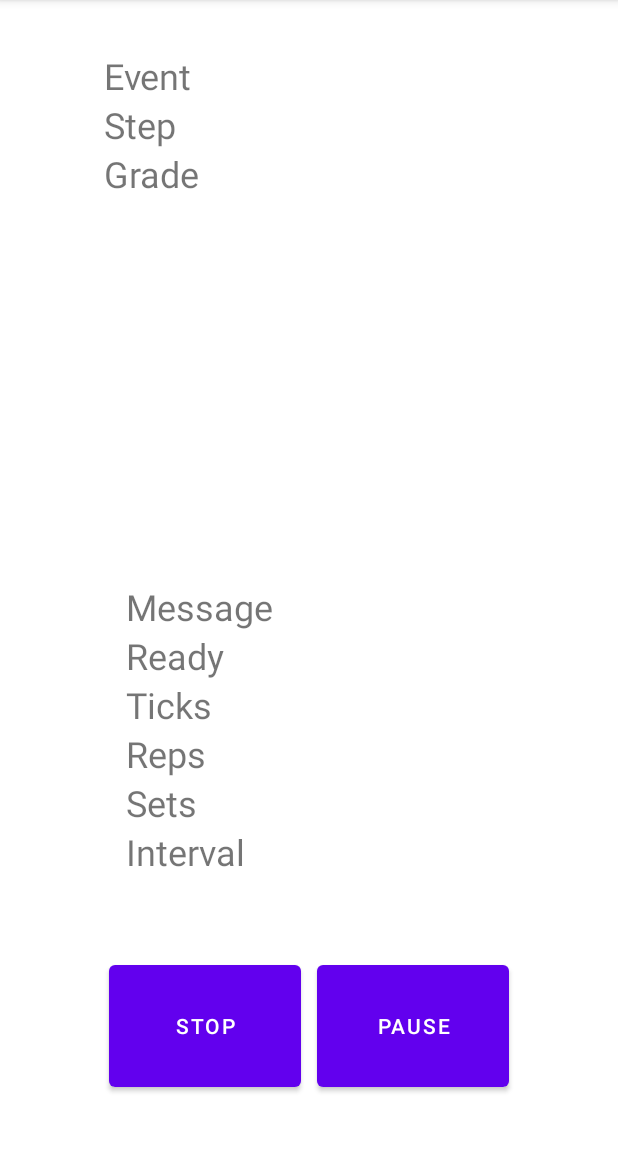
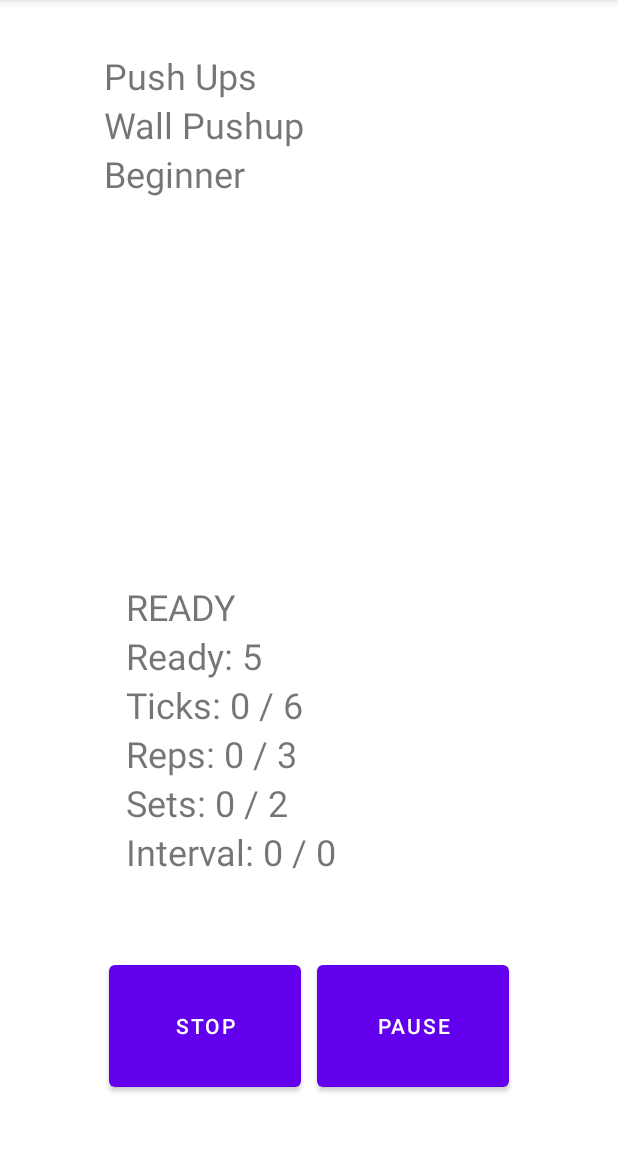
Before and after one commit to atarukodaka/CCManager, an Android app: the ExerciseActivity screen opened directly, with no data from a screen before it, on a phone screen of 412 x 824 dp, the part 84-1236 px from its top. Run offline under Robolectric (Android 15) with nearby library versions, the phone set to English and light mode, and no system bars.

Commit message:
exercise task

```diff
--- a/app/src/main/java/com/example/ccmanager/ExerciseActivity.kt
+++ b/app/src/main/java/com/example/ccmanager/ExerciseActivity.kt
@@ -10,10 +10,12 @@ import android.util.Log
 import android.view.View
 import androidx.annotation.RequiresApi
 import kotlinx.android.synthetic.main.activity_exercise.*
+import java.io.Serializable
 import java.lang.Math.round
 import java.sql.Time
 import java.time.LocalDateTime
 import java.time.format.DateTimeFormatter
+
 
 //////////////////////////////////////////////////////////////////
 class ExerciseActivity : AppCompatActivity() {
@@ -21,10 +23,15 @@ class ExerciseActivity : AppCompatActivity() {
        // var sound :SoundController = SoundController()
     }
     lateinit var timer: CountDownTimer
-    lateinit var exerciseData: ExerciseData
+    //lateinit var exerciseData: ExerciseData
+    lateinit var task: ExerciseTask
+    var interval: Int = 0
     var state = ExerciseState()
     var sound = SoundController()
     var millisResume : Long = 0
+    var totalSec: Int = 0
+    var readyCount = 6
+    var tickCount = 6
 
     @RequiresApi(Build.VERSION_CODES.LOLLIPOP)
     override fun onCreate(savedInstanceState: Bundle?) {
@@ -35,6 +42,31 @@ class ExerciseActivity : AppCompatActivity() {
         sound.initialize(this)
 
         // retrieve exercise data
+        val ctrl = ExerciseController(this)
+        task = ctrl.create_task(
+                    intent.getIntExtra("event_number", 0),
+                intent.getIntExtra("step_number", 0),
+                intent.getIntExtra("grade_number", 0),
+        )
+        interval = intent.getIntExtra("interval", 0)
+
+        textEvent.text = task.event.name
+        textStep.text = task.step.name
+        textGrade.text = task.grade.name
+        totalSec = readyCount + (task.volumn.reps * tickCount + interval) * task.volumn.sets - interval
+
+        Log.d("ExerciseActivity", "get intent: ${task.event.name} / ${task.step.name} / ${task.grade.name} with interval ${interval}")
+
+        /*
+        val data = intent.getSerializableExtra("ExerciseTask")
+
+        if (data is ExerciseTask){
+            task = data
+
+            Log.d("ExerciseActivity", "${task.event.name} / ${task.step.name} / ${task.grade.name}")
+            totalSec = readyCount + (task.volumn.reps * tickCount + task.interval) * task.volumn.sets - task.interval
+        }
+
         val data = intent.getSerializableExtra("EXERCISE")
         if (data is ExerciseData) {
             exerciseData = data
@@ -42,11 +74,11 @@ class ExerciseActivity : AppCompatActivity() {
             textStep.text = exerciseData.step
             textGrade.text = exerciseData.grade
 
-            var aa: String = "asdf"
-
             Log.d("exercise", "${exerciseData.event} / ${exerciseData.step} / ${exerciseData.grade}")
             Log.d("exercise", "rep: ${exerciseData.reps}, set: ${exerciseData.sets}, interval: ${exerciseData.interval}")
         }
+
+         */
         //timer = startReadyTimer()
         timer = startExerciseTimer()
     }
@@ -68,7 +100,8 @@ class ExerciseActivity : AppCompatActivity() {
     }
 
     /////////////////////////////////////////////////////////////////
-    fun startExerciseTimer(millis: Long = (6 + (exerciseData.reps * 6 + exerciseData.interval ) * exerciseData.sets - exerciseData.interval ).toLong()* 1000L) : CountDownTimer { //TODO: total sec
+    //fun startExerciseTimer(millis: Long = (6 + (exerciseData.reps * 6 + exerciseData.interval ) * exerciseData.sets - exerciseData.interval ).toLong()* 1000L) : CountDownTimer { //TODO: total sec
+    fun startExerciseTimer(millis: Long = totalSec * 1000L) : CountDownTimer {
         Log.d("ExerciseTimer", "millis: ${millis}")
 
         return object: CountDownTimer(millis, 1000L) {
@@ -84,8 +117,8 @@ class ExerciseActivity : AppCompatActivity() {
                     val readyCount = 6
                     val tickCount = 6
                     val remaining_sec: Int = round(millisUntilFinished.toDouble() / 1000).toInt()
-                    val total_sec = readyCount + (exerciseData.reps * 6 + exerciseData.interval) * exerciseData.sets - exerciseData.interval
-                    val elapse_sec = total_sec - remaining_sec - readyCount
+                    //val total_sec = readyCount + (exerciseData.reps * 6 + exerciseData.interval) * exerciseData.sets - exerciseData.interval
+                    val elapse_sec = totalSec - remaining_sec - readyCount
 
                     var tone: String = "low"
                     if (elapse_sec < 0) {
@@ -93,15 +126,17 @@ class ExerciseActivity : AppCompatActivity() {
                         state.ready = elapse_sec * -1
 
                         val text: String =
-                            if (state.ready == readyCount -1) exerciseData.step.toString()
-                            else state.ready.toString()
+                            if (state.ready == readyCount - 1){
+                                task.step.name
+                                //exerciseData.step.toString()
+                            } else state.ready.toString()
                         sound.speakText(text)
                     } else {
                         state.tag = "RUNNING"
-                        state.set = (elapse_sec / (6 * exerciseData.reps + exerciseData.interval)).toInt() + 1
-                        val mod = (elapse_sec % (6 * exerciseData.reps + exerciseData.interval))
+                        state.set = (elapse_sec / (6 * task.volumn.reps + interval)).toInt() + 1
+                        val mod = (elapse_sec % (6 * task.volumn.reps + interval))
 
-                        if (mod < 6 * exerciseData.reps) {
+                        if (mod < 6 * task.volumn.reps) {
                             state.tag = "RUNNING"
                             state.tick = (mod % 6) + 1
                             state.rep = (mod / 6).toInt() + 1
@@ -115,11 +150,11 @@ class ExerciseActivity : AppCompatActivity() {
                             }
                         } else {
                             state.tag = "INTERVAL"
-                            state.interval = exerciseData.interval + 1 - (mod - 6 * exerciseData.reps + 1)
+                            state.interval = interval + 1 - (mod - 6 * task.volumn.reps + 1)
 
-                            if (state.interval == exerciseData.interval) {
+                            if (state.interval == interval) {
                                 tone = "high"
-                                sound.speakText("set ${state.set} done. interval of ${exerciseData.interval} seconds.")
+                                sound.speakText("set ${state.set} done. interval of ${interval} seconds.")
                             } else if (state.interval == 5) {
                                 sound.speakText("5 secounds to go.")
                             } else if (state.interval <= 3) {
@@ -162,7 +197,7 @@ class ExerciseActivity : AppCompatActivity() {
        //RecordController(this).addRecord(msg + "\n")
 
         */
-        RecordController(this).addRecord(curr, exerciseData)
+        // RecordController(this).addRecord(curr, task) // TODO: record task
 
         sound.speakText("all sets finished. well done.")
         updateUI()
@@ -171,9 +206,9 @@ class ExerciseActivity : AppCompatActivity() {
         textMessage.text = state.tag
         textTicks.text = "Ticks: ${state.tick} / 6"
         textReady.text = "Ready: ${state.ready }"
-        textMaxReps.text = "Reps: ${state.rep} / ${exerciseData.reps}"
-        textMaxSets.text = "Sets: ${state.set} / ${exerciseData.sets}"
-        textInterval.text = "Interval: ${state.interval} / ${exerciseData.interval}"
+        textMaxReps.text = "Reps: ${state.rep} / ${task.volumn.reps}"
+        textMaxSets.text = "Sets: ${state.set} / ${task.volumn.sets}"
+        textInterval.text = "Interval: ${state.interval} / ${interval}"
     }
 }
 //////////////////////////////////////////////////////////////////////
--- a/app/src/main/java/com/example/ccmanager/ExerciseDataset.kt
+++ b/app/src/main/java/com/example/ccmanager/ExerciseDataset.kt
@@ -3,6 +3,10 @@ package com.example.ccmanager
 import android.content.Context
 import android.content.res.Resources
 import android.util.Log
+
+//data class ExerciseTaskSerializable (var event_number: Int, var step_number: Int, var grade_number: Int, var sets: Int, var reps: Int, var interval: Int): java.io.Serializable
+class ExerciseTask (var event: Event, var step: Step, var grade: Grade, var volumn: Volumn)
+
 
 data class ExerciseData (
         var event_id: Int,
@@ -17,14 +21,92 @@ data class ExerciseData (
         var reps: Int = 10,
 ) : java.io.Serializable
 
-data class ExerciseVolumnData(val event: Int, val step: Int, val grade: Int, val sets: Int, val reps: Int)
+data class ExerciseVolumnData(val event: Int, val step: Int, val grade: Int, val sets: Int, val reps: Int) : java.io.Serializable
 
-data class Event (var id: Int, var name: String, var abbr: String, var steps: Array<Step>)
-data class Step ( var id: Int, var name: String, var short: String, var grades: Array<Grade>)
-data class Grade(var id: Int, var name: String, var volumn: Volumn)
-data class Volumn(var sets: Int, var reps: Int)
-data class Exercise(var event: Event, var step: Step, var grade: Grade)
+data class Event (var number: Int, var name: String, var short: String)
+data class Step (var number: Int, var name: String, var short: String, var event: Event)
+data class Grade(var number: Int, var name: String, var short: String)
+//data class Volumn(var sets: Int, var reps: Int)
+//data class Volumn(var sets: Int, var reps: Int)
+data class Volumn(var event: Event, var step: Step, var grade: Grade, var sets: Int, var reps: Int)
 
+class ExerciseController (context: Context) {
+    lateinit var events: Array<Event>
+    lateinit var steps: Array<Step>
+    lateinit var grades: Array<Grade>
+    lateinit var volumns: Array<Volumn>
+
+    init {
+        events = arrayOf(
+                Event(1, "Push Ups", "push"),
+                Event(2, "Squats", "sq"),
+                Event(3, "Pull Ups", "pull"),
+                Event(4, "Leg Raises", "leg"),
+                Event(5, "Bridges", "br"),
+                Event(6, "Handstand PUs", "hspu"),
+        )
+        steps = arrayOf(
+                Step(1, "Wall Pushup", "wall", events[0]),
+                Step(2, "Incline Pushup", "incl", events[0]),
+                Step(3, "Kneeling Pushup", "knee", events[0]),
+                Step(4, "Half Pushup", "incl", events[0]),
+                Step(5, "Full Pushup", "incl", events[0]),
+                Step(6, "Close Pushup", "incl", events[0]),
+                Step(7, "Incline Pushup", "incl", events[0]),
+                Step(8, "Incline Pushup", "incl", events[0]),
+                Step(9, "Incline Pushup", "incl", events[0]),
+                Step(10, "Incline Pushup", "incl", events[0]),
+        )
+        grades = arrayOf(
+                Grade(1, "Beginner", "beg"),
+                Grade(2, "Intermidiate", "int"),
+                Grade(3, "Senior", "snr"),
+
+        )
+        volumns = arrayOf(
+                Volumn(events[0], steps[0], grades[0],2, 3),
+                Volumn(events[0], steps[0], grades[1],2, 20),
+                Volumn(events[0], steps[0], grades[2],3, 50),
+
+                Volumn(events[0], steps[1], grades[0],2, 3),
+                Volumn(events[0], steps[1], grades[1],2, 20),
+                Volumn(events[0], steps[1], grades[2],3, 50),
+
+                Volumn(events[0], steps[2], grades[0],2, 3),
+                Volumn(events[0], steps[2], grades[1],2, 20),
+                Volumn(events[0], steps[2], grades[2],3, 50),
+        )
+    }
+    fun create_task (event_number: Int, step_number: Int, grade_number: Int) : ExerciseTask {
+        val event = events[event_number]
+        val step = steps[step_number]
+        val grade =  grades[grade_number]
+        val volumn = find_volumn(event, step, grade)
+        return ExerciseTask(event, step, grade, volumn)
+    }
+    fun find_volumn(event_no: Int, step_no: Int, grade_no: Int) : Volumn {
+        //try {
+            val event = events[event_no] // TODO: overflow check
+            val step = steps[event_no * 10 + step_no]
+            val grade = grades[grade_no]
+
+            return find_volumn(event, step, grade)
+        //} catch (e: ArrayIndexOutOfBoundsException) {
+        //    Log.d("ExerciseDataset", "ERROR: ${e.toString()}")
+        //    return null
+        //}
+
+    }
+    fun find_volumn(event: Event, step: Step, grade: Grade) : Volumn {
+
+        volumns.forEach {
+            if (it.event == event && it.step == step && it.grade == grade){
+                return it
+            }
+        }
+        throw Exception("volumn not found")
+    }
+}
 
 class DatasetController (var context: Context) {
     fun createExerciseData(event_id: Int, step_id: Int, grade_id: Int, interval: Int, sets: Int, reps: Int){
```
Also changed, not shown: app/src/main/java/com/example/ccmanager/MainActivity.kt (+36 -15 lines), app/src/main/res/values/arrays.xml (+16 -0 lines).
